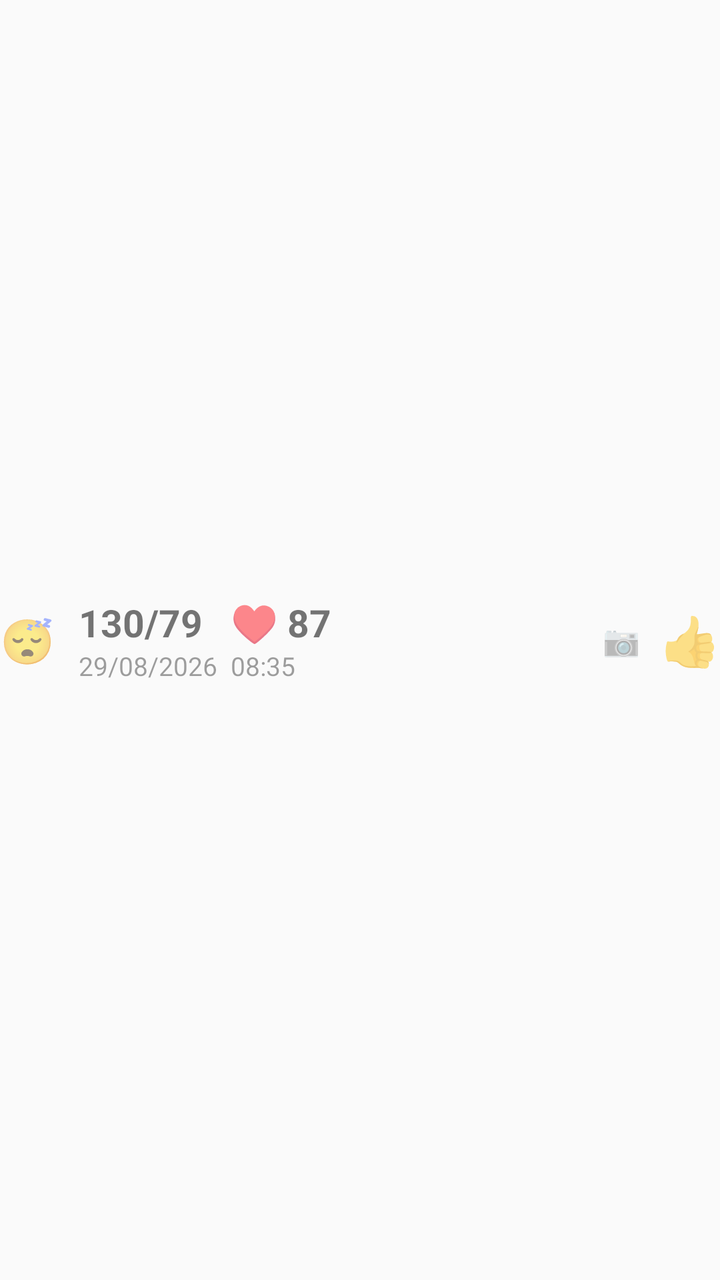
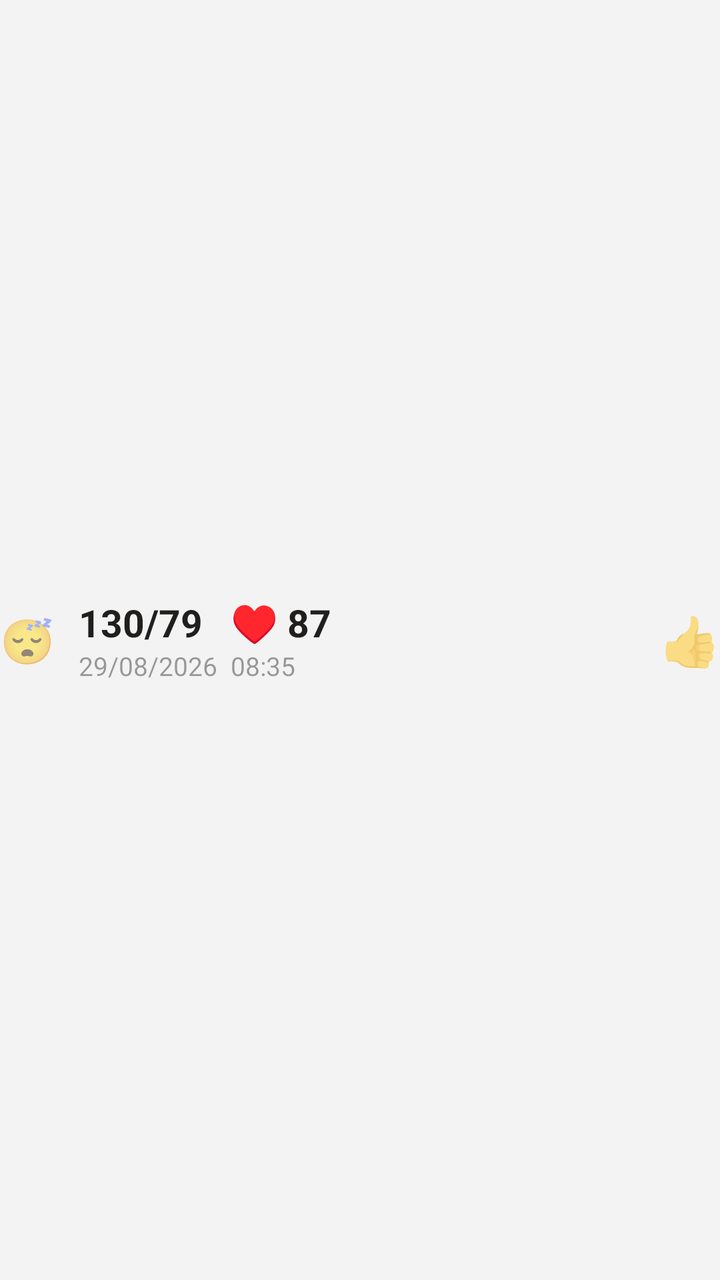

Two renders of the same Android screen: before a commit and after it. Below are the layout's source before the change and the commit's diff.
<!-- AndroidManifest.xml: application theme AppTheme -->
<!-- res/layout/row_reading.xml -->
<?xml version="1.0" encoding="utf-8"?>
<LinearLayout xmlns:android="http://schemas.android.com/apk/res/android"
    android:layout_width="match_parent"
    android:layout_height="wrap_content"
    android:orientation="horizontal"
    android:gravity="center_vertical"
    android:paddingTop="12dp"
    android:paddingBottom="12dp">

    <TextView
        android:id="@+id/rowState"
        android:layout_width="wrap_content"
        android:layout_height="wrap_content"
        android:textSize="22sp"
        android:text="😴" />

    <LinearLayout
        android:layout_width="0dp"
        android:layout_height="wrap_content"
        android:layout_weight="1"
        android:layout_marginStart="12dp"
        android:orientation="vertical">

        <TextView
            android:id="@+id/rowValues"
            android:layout_width="wrap_content"
            android:layout_height="wrap_content"
            android:textSize="19sp"
            android:textStyle="bold"
            android:text="130/79   ♥ 87" />

        <TextView
            android:id="@+id/rowWhen"
            android:layout_width="wrap_content"
            android:layout_height="wrap_content"
            android:textSize="13sp"
            android:alpha="0.7"
            android:text="29/08/2026  08:35" />
    </LinearLayout>

    <TextView
        android:id="@+id/rowPhoto"
        android:layout_width="wrap_content"
        android:layout_height="wrap_content"
        android:layout_marginEnd="10dp"
        android:textSize="15sp"
        android:alpha="0.55"
        android:text="📷" />

    <TextView
        android:id="@+id/rowRating"
        android:layout_width="wrap_content"
        android:layout_height="wrap_content"
        android:textSize="24sp"
        android:text="👍" />
</LinearLayout>
<!-- resources referenced by this layout -->
<resources>
  <style name="AppTheme" parent="@android:style/Theme.Material.Light.DarkActionBar" />
</resources>

<!-- the commit's change to res/layout/row_reading.xml (unified diff, before → after) -->
@@ -27,6 +27,7 @@
             android:layout_height="wrap_content"
             android:textSize="19sp"
             android:textStyle="bold"
+            android:textColor="#201F1E"
             android:text="130/79   ♥ 87" />
 
         <TextView
@@ -39,15 +40,6 @@
     </LinearLayout>
 
     <TextView
-        android:id="@+id/rowPhoto"
-        android:layout_width="wrap_content"
-        android:layout_height="wrap_content"
-        android:layout_marginEnd="10dp"
-        android:textSize="15sp"
-        android:alpha="0.55"
-        android:text="📷" />
-
-    <TextView
         android:id="@+id/rowRating"
         android:layout_width="wrap_content"
         android:layout_height="wrap_content"
<!-- resource entries referenced after the edit -->
@@ -1,5 +1,10 @@
 <!-- resources referenced by this layout -->
 <resources>
-  <style name="AppTheme" parent="@android:style/Theme.Material.Light.DarkActionBar" />
+  <style name="AppTheme" parent="@android:style/Theme.Material.Light.DarkActionBar">
+          <item name="android:colorPrimary">#0078D4</item>
+          <item name="android:colorPrimaryDark">#005A9E</item>
+          <item name="android:colorAccent">#0078D4</item>
+          <item name="android:windowBackground">#F3F3F3</item>
+      </style>
 </resources>
 
